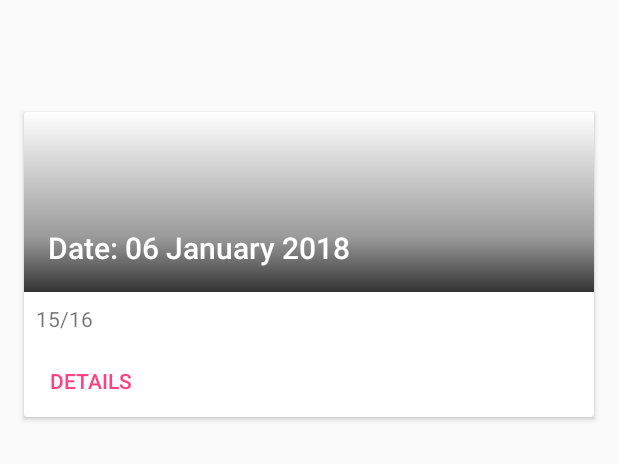
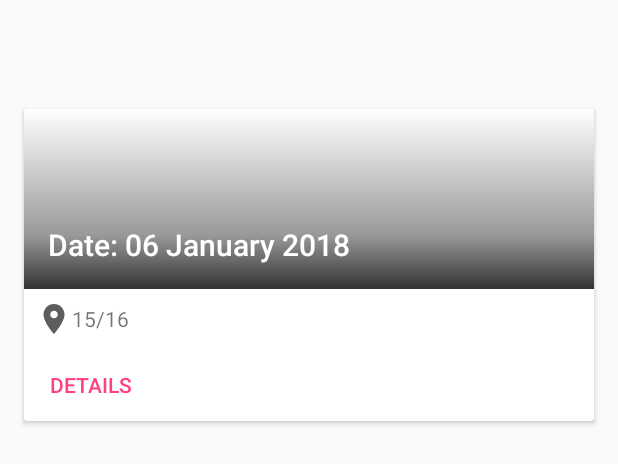
Before and after one commit to fuvidani/android-geolocation, an Android app: the layout recyclerview_entry.xml on its own in the app's theme, with its tools: preview values and no code run, on a phone screen of 412 x 824 dp. Shown: the part 329-793 px from the top of the screen. Run offline under Robolectric (Android 15) with nearby library versions, the phone set to English and light mode, and no system bars.

```diff
--- a/app/src/main/java/at/ac/tuwien/mnsa/geolocation/ui/ReportsRecyclerView.kt
+++ b/app/src/main/java/at/ac/tuwien/mnsa/geolocation/ui/ReportsRecyclerView.kt
@@ -43,7 +43,7 @@ class ReportsAdapter(
             holder.itemView.measurementLocationTv.text = String.format(context.getString(R.string.actual_location), report.actualLatitude, report.actualLongitude)
             val cal = Calendar.getInstance(Locale.ENGLISH)
             cal.timeInMillis = report.timestamp
-            val formattedDate = DateFormat.format("dd MMMM yyyy", cal).toString()
+            val formattedDate = DateFormat.format("dd. MMMM yyyy HH:mm:ss", cal).toString()
             holder.itemView.cardTitle.text = formattedDate
         }
     }
--- /dev/null
+++ b/app/src/main/res/drawable-v21/ic_location_on_black_24dp.xml
@@ -0,0 +1,10 @@
+<?xml version="1.0" encoding="UTF-8" standalone="no"?>
+<vector xmlns:android="http://schemas.android.com/apk/res/android"
+  android:height="24dp"
+  android:viewportHeight="24.0"
+  android:viewportWidth="24.0"
+  android:width="24dp">
+  <path
+    android:fillColor="#5D5D5D"
+    android:pathData="M12,2C8.13,2 5,5.13 5,9c0,5.25 7,13 7,13s7,-7.75 7,-13c0,-3.87 -3.13,-7 -7,-7zM12,11.5c-1.38,0 -2.5,-1.12 -2.5,-2.5s1.12,-2.5 2.5,-2.5 2.5,1.12 2.5,2.5 -1.12,2.5 -2.5,2.5z" />
+</vector>
--- /dev/null
+++ b/app/src/main/res/drawable/ic_location_on_black_24dp.xml
@@ -0,0 +1,10 @@
+<?xml version="1.0" encoding="UTF-8" standalone="no"?>
+<vector xmlns:android="http://schemas.android.com/apk/res/android"
+  android:height="24dp"
+  android:viewportHeight="24.0"
+  android:viewportWidth="24.0"
+  android:width="24dp">
+  <path
+    android:fillColor="#5D5D5D"
+    android:pathData="M12,2C8.13,2 5,5.13 5,9c0,5.25 7,13 7,13s7,-7.75 7,-13c0,-3.87 -3.13,-7 -7,-7zM12,11.5c-1.38,0 -2.5,-1.12 -2.5,-2.5s1.12,-2.5 2.5,-2.5 2.5,1.12 2.5,2.5 -1.12,2.5 -2.5,2.5z" />
+</vector>
--- a/app/src/main/res/layout/recyclerview_entry.xml
+++ b/app/src/main/res/layout/recyclerview_entry.xml
@@ -47,6 +47,7 @@
       android:layout_below="@id/cardTitle"
       android:padding="8dp"
       android:gravity="center_vertical"
+      android:drawableStart="@drawable/ic_location_on_black_24dp"
       tools:text="15/16" />
 
     <android.support.v7.widget.AppCompatButton
--- a/app/src/main/res/values/strings.xml
+++ b/app/src/main/res/values/strings.xml
@@ -6,4 +6,7 @@
   <string name="overview_title">History</string>
   <string name="details_button">Details</string>
   <string name="actual_location">%1$s / %2$s</string>
+  <string name="dialog_required_permission_title">Required permissions</string>
+  <string name="dialog_required_permission_message">In order to deliver a supreme user-experience, the application needs to have access to your location.</string>
+  <string name="dialog_required_permission_ok">Ok</string>
 </resources>
--- a/app/src/main/res/values/styles.xml
+++ b/app/src/main/res/values/styles.xml
@@ -15,4 +15,5 @@
 
   <style name="AppTheme.AppBarOverlay" parent="ThemeOverlay.AppCompat.Dark.ActionBar" />
 
+  <style name="AppCompatAlertDialogStyle" parent="Theme.AppCompat.Light.Dialog.Alert" />
 </resources>
```
Also changed, not shown: app/src/main/java/at/ac/tuwien/mnsa/geolocation/Utils.kt (+8 -0 lines), app/src/main/java/at/ac/tuwien/mnsa/geolocation/ui/MainActivity.kt (+55 -0 lines), app/src/main/java/at/ac/tuwien/mnsa/geolocation/ui/MainFragment.kt (+24 -2 lines).
